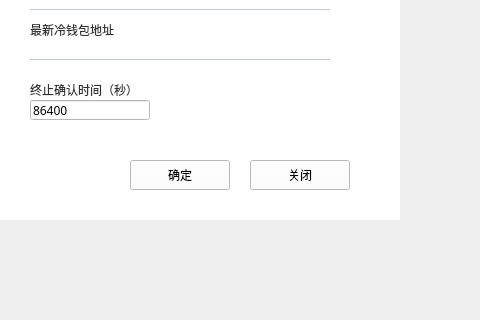
HcashOrg/hx-indicator, file LNKWallet/guard/ChangeCrosschainAddressDialog.ui: the form before one commit; both pictures show x 280 to 760 and y 260 to 580 of the 960 by 580 pixel window.
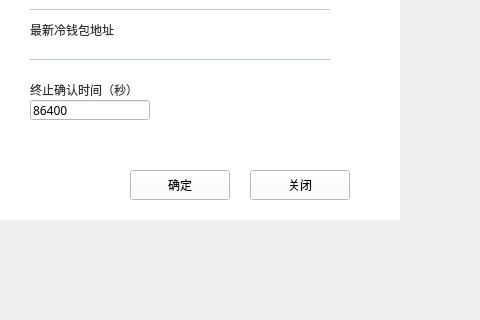
The form after the commit.

The edit to the form file:
```diff
--- a/LNKWallet/guard/ChangeCrosschainAddressDialog.ui
+++ b/LNKWallet/guard/ChangeCrosschainAddressDialog.ui
@@ -52,7 +52,7 @@
      <property name="geometry">
       <rect>
        <x>250</x>
-       <y>320</y>
+       <y>330</y>
        <width>100</width>
        <height>30</height>
       </rect>
@@ -179,7 +179,7 @@
      <property name="geometry">
       <rect>
        <x>130</x>
-       <y>320</y>
+       <y>330</y>
        <width>100</width>
        <height>30</height>
       </rect>
```
